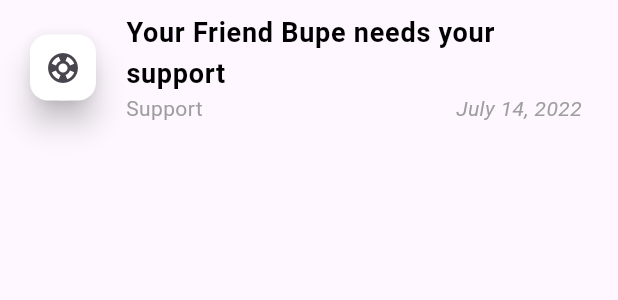
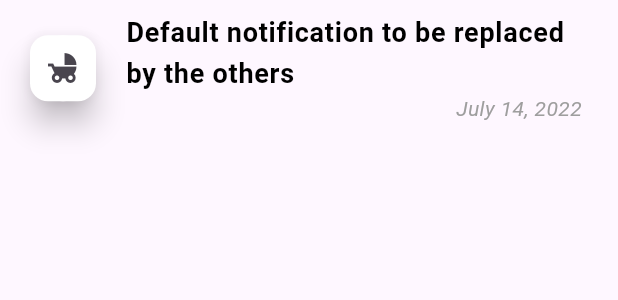
Before and after one commit to andrua-joshua/propup, a Flutter app: what customNotificationsListTileWidget() shows on an empty page, opened directly with empty values, on a phone screen of 412 x 824 dp. Shown: the top 300 px of the screen. Run offline on Flutter 3.47's test engine with Material 2 defaults, Android fonts, the light colour scheme and no system bars; our stand-ins replace cached_network_image, cloud_firestore, dio, firebase_auth, firebase_core, firebase_messaging and 4 more; missing offline and left inert: firebase_notifications_handler; accounts and stored records are empty.

Commit message:
added the notificaion screen to the database

```diff
--- a/lib/routes/loan_screen.dart
+++ b/lib/routes/loan_screen.dart
@@ -93,7 +93,7 @@ class loanScreen extends StatelessWidget {
                                     purpose: _purposeController.text),
                                 builder: (context, snap) {
                                   if (snap.hasData) {
-                                    (snap.data ?? false)
+                                    return (snap.data ?? false)
                                         ? const Text(
                                             "Loan request succesful.",
                                             style:
--- a/lib/widgets/notifications_screen_widgets.dart
+++ b/lib/widgets/notifications_screen_widgets.dart
@@ -1,3 +1,4 @@
+import 'package:cloud_firestore/cloud_firestore.dart';
 import 'package:flutter/material.dart';
 import 'package:propup/routes.dart';
 
@@ -7,8 +8,9 @@ import 'package:propup/routes.dart';
 
 //ignore:camel_case_types
 class customNotificationsListTileWidget extends StatelessWidget {
-  //final String title;
-  final int type;
+  final String notificationId;
+  final String subType;
+  final Function() callback;
 
   /// type == 0 :> support
   /// type == 1 :> loan
@@ -22,24 +24,23 @@ class customNotificationsListTileWidget extends StatelessWidget {
   /// type == donation-compaign  :> donation compaign status
   /// type == loan-comaign       :> loan compaign status
 
-  const customNotificationsListTileWidget({required this.type, super.key});
+  const customNotificationsListTileWidget(
+      {required this.callback,
+      required this.subType,
+      required this.notificationId,
+      super.key});
 
   @override
   Widget build(BuildContext context) {
+    return FutureBuilder(
+        future: FirebaseFirestore.instance
+            .collection((subType == 'loan') ? "loan" : "donations")
+            .doc(notificationId)
+            .get(),
+        builder: (context, snap) {
+          if (snap.hasData) {
             return ListTile(
-      onTap: () {
-        switch (type) {
-          case 0:
-            Navigator.pushNamed(context, RouteGenerator.supportscreen);
-            break;
-          case 1:
-            Navigator.pushNamed(context, RouteGenerator.lendfriendscreen);
-            break;
-          case 2:
-            Navigator.pushNamed(context, RouteGenerator.friendrequestscreen);
-            break;
-        }
-      },
+              onTap: () => callback,
               leading: Card(
                   elevation: 8,
                   color: Colors.white,
@@ -47,41 +48,81 @@ class customNotificationsListTileWidget extends StatelessWidget {
                     decoration: const BoxDecoration(
                         color: Colors.white, shape: BoxShape.circle),
                     padding: const EdgeInsets.all(10),
-            child: Icon((type == 0)
+                    child: Icon((subType == 'donation')
                         ? Icons.support
-                : (type == 1)
+                        : (subType == 'loan')
                             ? Icons.balance
                             : Icons.child_friendly),
                   )),
-      title: Text(
-          (type == 0)
-              ? "Your Friend Bupe needs your support"
-              : (type == 1)
-                  ? "Your Friend Jacob wants a loan"
-                  : "Leonard has sent you a friend request",
+              title: FutureBuilder(
+                  future: FirebaseFirestore.instance
+                      .collection("users")
+                      .doc(snap.data?.get("user"))
+                      .get(),
+                  builder: (context, snapShot) {
+                    if (snapShot.hasData) {
+                      return Text(
+                          (subType == 'Donaton')
+                              ? "Your friend ${snapShot.data?.get("username")} needs your support"
+                              : (subType == 'Loan')
+                                  ? "Your Friend ${snapShot.data?.get("username")} has requested for a loan"
+                                  : "Default notification to be replaced by the others",
                           maxLines: 2,
                           overflow: TextOverflow.ellipsis,
                           style: const TextStyle(
-              color: Colors.black, fontSize: 18, fontWeight: FontWeight.bold)),
+                              color: Colors.black,
+                              fontSize: 18,
+                              fontWeight: FontWeight.bold));
+                    }
+
+                    if (snapShot.hasError) {
+                      return const Text(
+                        "Error, check your network plz",
+                        style: TextStyle(color: Colors.red),
+                      );
+                    }
+
+                    return Container(
+                      constraints: const BoxConstraints.expand(height: 30),
+                      margin: const EdgeInsets.all(7),
+                      decoration: BoxDecoration(
+                          color: const Color.fromARGB(255, 219, 219, 219),
+                          borderRadius: BorderRadius.circular(10)),
+                    );
+                  }),
               subtitle: SizedBox(
                 child: Row(
                   mainAxisAlignment: MainAxisAlignment.spaceBetween,
                   children: [
                     Text(
-              (type == 0)
-                  ? "Support"
-                  : (type == 1)
-                      ? "Loan"
-                      : "Friend request",
+                      subType,
                       style: const TextStyle(color: Colors.grey),
                     ),
                     const Text(
                       "July 14, 2022",
-              style: TextStyle(color: Colors.grey, fontStyle: FontStyle.italic),
+                      style: TextStyle(
+                          color: Colors.grey, fontStyle: FontStyle.italic),
                     )
                   ],
                 ),
               ),
             );
           }
+
+          if (snap.hasError) {
+            return const Text(
+              "Error, check your network plz",
+              style: TextStyle(color: Colors.red),
+            );
           }
+
+          return Container(
+            constraints: const BoxConstraints.expand(height: 50),
+            margin: const EdgeInsets.all(7),
+            decoration: BoxDecoration(
+                color: const Color.fromARGB(255, 219, 219, 219),
+                borderRadius: BorderRadius.circular(10)),
+          );
+        });
+  }
+}
```
Also changed, not shown: lib/bloc/payments/loans_and_fundraises/donation.dart (+5 -2 lines), lib/routes/fundraise_screen.dart (+5 -3 lines), lib/routes/notifications_screen.dart (+16 -32 lines). Lines whose indentation alone changed are shown as unchanged.
